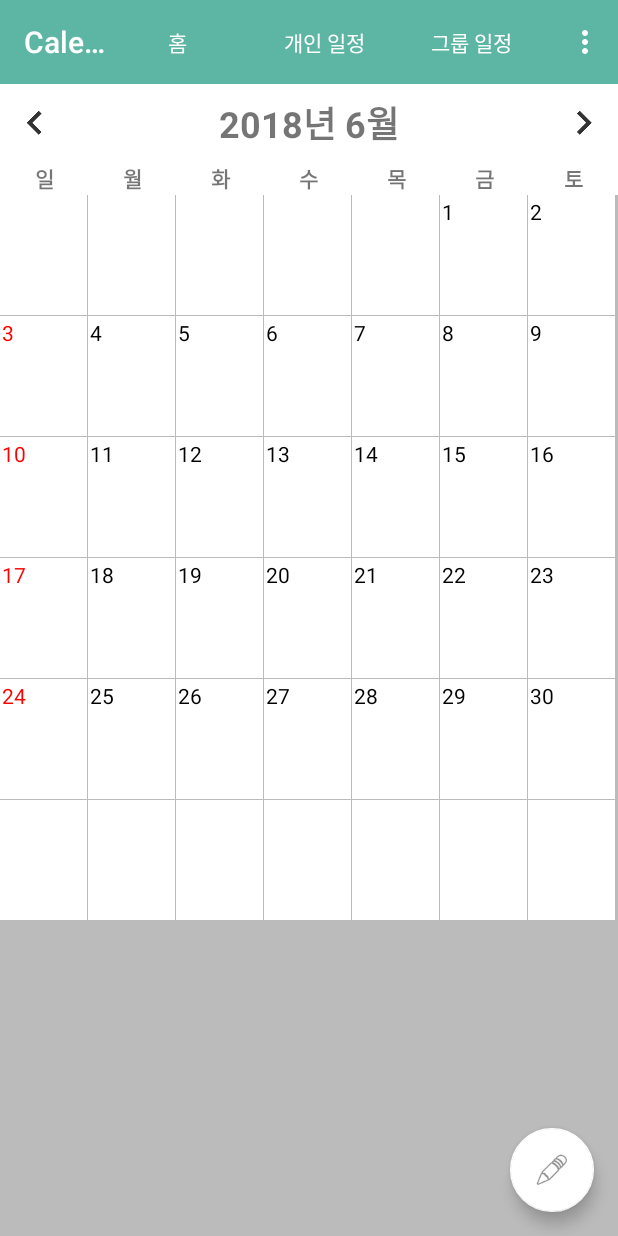
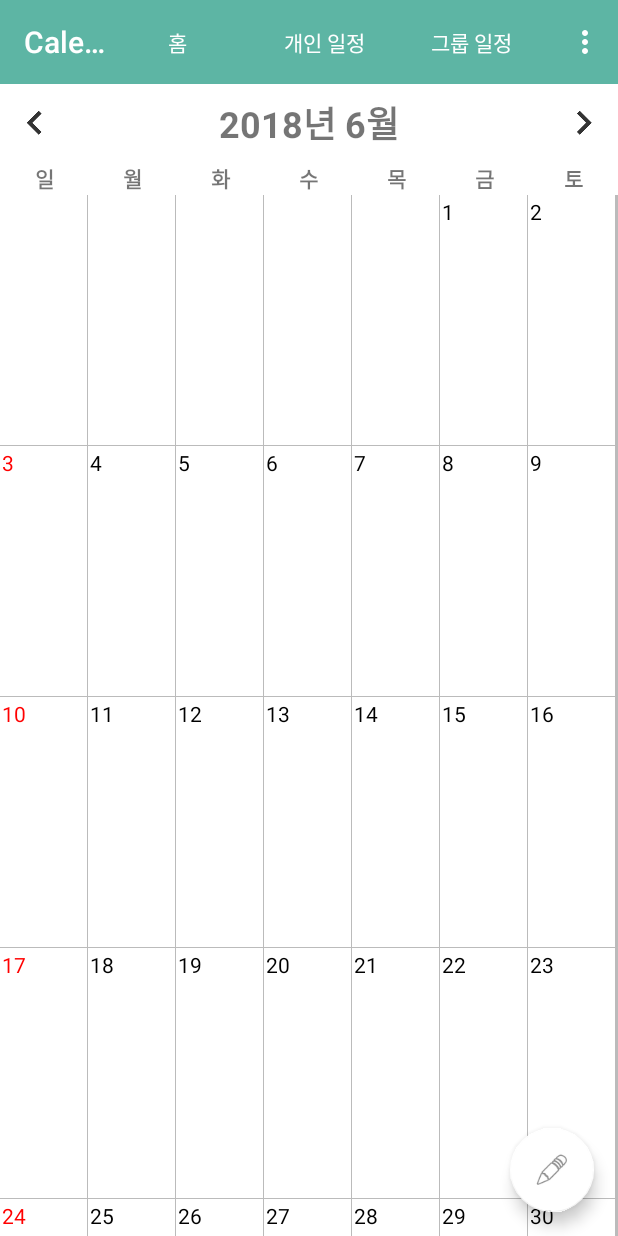
Before and after one commit to hw1210/openproject, an Android app: the screen it shows after launch (MainActivity), on a phone screen of 412 x 824 dp. Run offline under Robolectric (Android 15) with nearby library versions, the light colour scheme and no system bars; 1 statement that could not run was skipped.

Commit message:
홈 화면 calendar 크기 설정, 세로 고정 및 일정 생성 취소 시 진입 경로 수정.

```diff
--- a/app/src/main/java/opensourceteamproject/calendar/AppCompatPreferenceActivity.java
+++ b/app/src/main/java/opensourceteamproject/calendar/AppCompatPreferenceActivity.java
@@ -1,5 +1,6 @@
 package opensourceteamproject.calendar;
 
+import android.content.pm.ActivityInfo;
 import android.content.res.Configuration;
 import android.os.Bundle;
 import android.preference.PreferenceActivity;
@@ -24,6 +25,7 @@
     protected void onCreate(Bundle savedInstanceState) {
         getDelegate().installViewFactory();
         getDelegate().onCreate(savedInstanceState);
+        setRequestedOrientation(ActivityInfo.SCREEN_ORIENTATION_PORTRAIT); //세로 고정
         super.onCreate(savedInstanceState);
     }
 
--- a/app/src/main/java/opensourceteamproject/calendar/MainActivity.java
+++ b/app/src/main/java/opensourceteamproject/calendar/MainActivity.java
@@ -77,7 +77,7 @@
     protected void onCreate(Bundle savedInstanceState) {
         super.onCreate(savedInstanceState);
         setContentView(R.layout.activity_main);
-        setTitle("Calendar");
+        //setTitle("Calendar");
 
         Toolbar toolbar=(android.support.v7.widget.Toolbar)findViewById(R.id.Toolbar);
         setSupportActionBar(toolbar);
--- a/app/src/main/java/opensourceteamproject/calendar/MonthAdapter.java
+++ b/app/src/main/java/opensourceteamproject/calendar/MonthAdapter.java
@@ -8,6 +8,7 @@
 import android.view.Gravity;
 import android.view.View;
 import android.view.ViewGroup;
+import android.widget.AbsListView;
 import android.widget.BaseAdapter;
 import android.widget.GridView;
 
@@ -166,6 +167,7 @@
     public View getView(int position, View convertView, ViewGroup parent) {
         Log.d(TAG, "getView(" + position + ") called.");
 
+
         MonthItemView itemView;
         if (convertView == null) {
             itemView = new MonthItemView(mContext);
@@ -175,8 +177,7 @@
 
         // create a params
         GridView.LayoutParams params = new GridView.LayoutParams(
-                GridView.LayoutParams.MATCH_PARENT,
-                120);
+                GridView.LayoutParams.MATCH_PARENT,250);
 
         // calculate row and column
         int rowIndex = position / countColumn;
--- a/app/src/main/java/opensourceteamproject/calendar/SchedulingActivity.java
+++ b/app/src/main/java/opensourceteamproject/calendar/SchedulingActivity.java
@@ -194,7 +194,7 @@
     View.OnClickListener CancelSClickListener=new View.OnClickListener(){
         public void onClick(View v){
             Toast.makeText(getApplicationContext(),"취소되었습니다.",Toast.LENGTH_SHORT).show();
-            Intent intent=new Intent(getApplicationContext(),SchedulingActivity.class);
+            Intent intent=new Intent(getApplicationContext(),MainActivity.class);
             intent.putExtra("phoneNum",phoneNum);
             startActivity(intent);
             finish();
--- a/app/src/main/java/opensourceteamproject/calendar/Scheduling_MyGroup.java
+++ b/app/src/main/java/opensourceteamproject/calendar/Scheduling_MyGroup.java
@@ -218,7 +218,7 @@
     View.OnClickListener CancelSClickListener=new View.OnClickListener(){
         public void onClick(View v){
             Toast.makeText(getApplicationContext(),"취소되었습니다.",Toast.LENGTH_SHORT).show();
-            Intent intent=new Intent(getApplicationContext(),Scheduling_MyGroup.class);
+            Intent intent=new Intent(getApplicationContext(),MyGroupActivity.class);
             intent.putExtra("phoneNum",phoneNum);
             startActivity(intent);
             finish();
--- a/app/src/main/java/opensourceteamproject/calendar/Scheduling_MySelf.java
+++ b/app/src/main/java/opensourceteamproject/calendar/Scheduling_MySelf.java
@@ -194,7 +194,7 @@
     View.OnClickListener CancelSClickListener=new View.OnClickListener(){
         public void onClick(View v){
             Toast.makeText(getApplicationContext(),"취소되었습니다.",Toast.LENGTH_SHORT).show();
-            Intent intent=new Intent(getApplicationContext(),Scheduling_MySelf.class);
+            Intent intent=new Intent(getApplicationContext(),MySelfActivity.class);
             intent.putExtra("phoneNum",phoneNum);
             startActivity(intent);
             finish();
--- a/app/src/main/res/values/strings.xml
+++ b/app/src/main/res/values/strings.xml
@@ -15,6 +15,7 @@
     <string name="새로운일정">새로운 일정 생성</string>
     <string name="새로운그룹">새로운 그룹 생성</string>
     <string name="그룹표시설정">그룹 표시 설정</string>
+    <string name="그룹리스트">그룹 리스트</string>
     <!-- 일정 생성 -->
     <string name="디데이">디데이</string>
     <string name="일정입력">일정을 입력하세요.</string>
```
Also changed, not shown: app/src/main/res/layout/activity_group__list.xml (+15 -1 lines), 1 other file.
